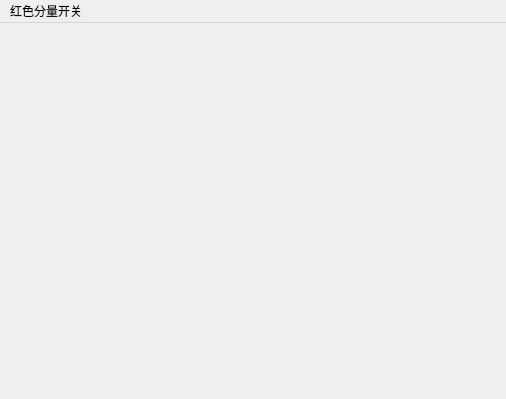
Above: qt/Player/mainwindow.ui from OlinSa/utils before the change. Below: the same form after it.
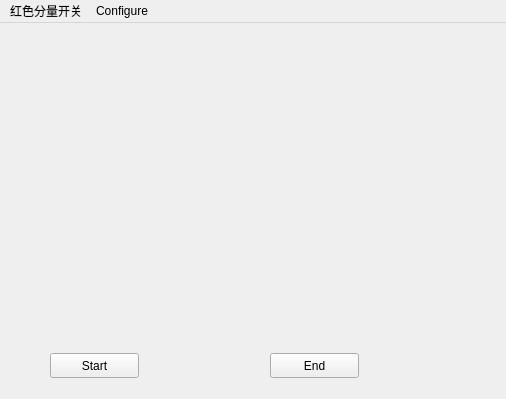
That is the form after the change.

Commit message: [qt] configure uri by QWidget

Diff of the .ui file:
```diff
--- a/qt/Player/mainwindow.ui
+++ b/qt/Player/mainwindow.ui
@@ -31,14 +31,41 @@
     <height>24</height>
    </size>
   </property>
-  <widget class="QWidget" name="centralwidget"/>
+  <widget class="QWidget" name="centralwidget">
+   <widget class="QPushButton" name="pushButtonStart">
+    <property name="geometry">
+     <rect>
+      <x>50</x>
+      <y>330</y>
+      <width>89</width>
+      <height>25</height>
+     </rect>
+    </property>
+    <property name="text">
+     <string>Start</string>
+    </property>
+   </widget>
+   <widget class="QPushButton" name="pushButtonEnd">
+    <property name="geometry">
+     <rect>
+      <x>270</x>
+      <y>330</y>
+      <width>89</width>
+      <height>25</height>
+     </rect>
+    </property>
+    <property name="text">
+     <string>End</string>
+    </property>
+   </widget>
+  </widget>
   <widget class="QMenuBar" name="menuBar">
    <property name="geometry">
     <rect>
      <x>0</x>
      <y>0</y>
      <width>506</width>
-     <height>23</height>
+     <height>28</height>
     </rect>
    </property>
    <widget class="QMenu" name="menu">
@@ -48,7 +75,14 @@
     <addaction name="Open_red"/>
     <addaction name="Close_Red"/>
    </widget>
+   <widget class="QMenu" name="menuConfigure">
+    <property name="title">
+     <string>Configure</string>
+    </property>
+    <addaction name="actionURL"/>
+   </widget>
    <addaction name="menu"/>
+   <addaction name="menuConfigure"/>
   </widget>
   <action name="actionOpen">
    <property name="text">
```
Left out of the diff: 6 changed lines with no effect on the pictures. The commit also changes 8 other files.
